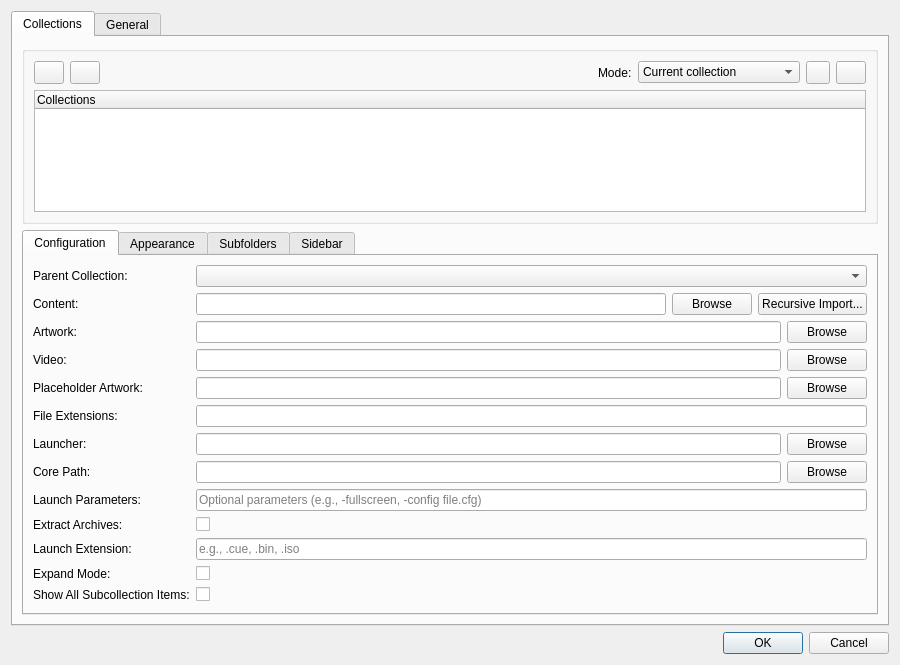
This is src/ui/dialogs/settingsdialog.ui in EtherAura/Kartend as Qt 5 draws it before an edit. The edited form follows.
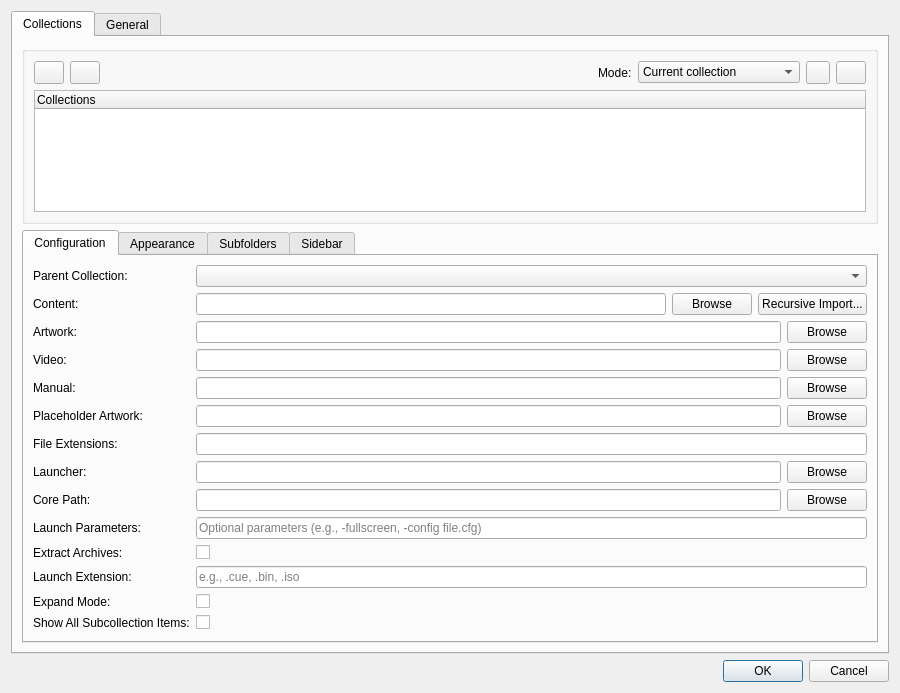
This is the edited form. Icons and pictures are not drawn.

Commit message: feat(metadata): per-item manual link support (Kartend-9jdv)

What changed in the file:
```diff
--- a/src/ui/dialogs/settingsdialog.ui
+++ b/src/ui/dialogs/settingsdialog.ui
@@ -287,13 +287,38 @@
               </layout>
              </item>
               <item row="4" column="0">
+              <widget class="QLabel" name="label_manualDir">
+               <property name="text">
+                <string>Manual:</string>
+               </property>
+              </widget>
+             </item>
+             <item row="4" column="1">
+              <layout class="QHBoxLayout" name="manualDirLayout">
+               <item>
+                <widget class="QLineEdit" name="manualDirLineEdit">
+                 <property name="toolTip">
+                  <string>Directory containing per-item manual files (PDF, EPUB, TXT, etc.). Files are matched by base name (e.g. SuperMario.pdf for SuperMario.smc). Per-item overrides can be set via the right-click menu.</string>
+                 </property>
+                </widget>
+               </item>
+               <item>
+                <widget class="QPushButton" name="browseManualDirButton">
+                 <property name="text">
+                  <string>Browse</string>
+                 </property>
+                </widget>
+               </item>
+              </layout>
+             </item>
+              <item row="5" column="0">
               <widget class="QLabel" name="label_placeholderArtwork">
                <property name="text">
                 <string>Placeholder Artwork:</string>
                </property>
               </widget>
              </item>
-             <item row="4" column="1">
+             <item row="5" column="1">
               <layout class="QHBoxLayout" name="placeholderArtworkLayout">
                <item>
                 <widget class="QLineEdit" name="placeholderArtworkLineEdit">
@@ -311,28 +336,28 @@
                </item>
               </layout>
              </item>
-             <item row="5" column="0">
+             <item row="6" column="0">
               <widget class="QLabel" name="label_fileExtensions">
                <property name="text">
                 <string>File Extensions:</string>
                </property>
               </widget>
              </item>
-             <item row="5" column="1">
+             <item row="6" column="1">
               <widget class="QLineEdit" name="fileExtensionsLineEdit">
                <property name="toolTip">
                 <string>Comma-separated list of file extensions to include</string>
                </property>
               </widget>
              </item>
-             <item row="6" column="0">
+             <item row="7" column="0">
               <widget class="QLabel" name="label_launcher">
                <property name="text">
                 <string>Launcher:</string>
                </property>
               </widget>
              </item>
-             <item row="6" column="1">
+             <item row="7" column="1">
               <layout class="QHBoxLayout" name="launcherLayout">
                <item>
                 <widget class="QLineEdit" name="launcherLineEdit"/>
@@ -346,14 +371,14 @@
                </item>
               </layout>
              </item>
-             <item row="7" column="0">
+             <item row="8" column="0">
               <widget class="QLabel" name="label_core">
                <property name="text">
                 <string>Core Path:</string>
                </property>
               </widget>
              </item>
-             <item row="7" column="1">
+             <item row="8" column="1">
               <layout class="QHBoxLayout" name="coreLayout">
                <item>
                 <widget class="QLineEdit" name="coreLineEdit">
@@ -371,14 +396,14 @@
                </item>
               </layout>
              </item>
-             <item row="8" column="0">
+             <item row="9" column="0">
               <widget class="QLabel" name="label_launchParams">
                <property name="text">
                 <string>Launch Parameters:</string>
                </property>
               </widget>
              </item>
-             <item row="8" column="1">
+             <item row="9" column="1">
               <widget class="QLineEdit" name="launchParamsLineEdit">
                <property name="toolTip">
                 <string>Additional command-line parameters for the launcher</string>
@@ -388,14 +413,14 @@
                </property>
               </widget>
              </item>
-             <item row="9" column="0">
+             <item row="10" column="0">
               <widget class="QLabel" name="label_extractArchives">
                <property name="text">
                 <string>Extract Archives:</string>
                </property>
               </widget>
              </item>
-             <item row="9" column="1">
+             <item row="10" column="1">
               <widget class="QCheckBox" name="extractArchivesCheckBox">
                <property name="toolTip">
                 <string>Extract archived content to a temporary directory before launching (for cores that don't support zipped content)</string>
@@ -408,14 +433,14 @@
                </property>
               </widget>
              </item>
-             <item row="10" column="0">
+             <item row="11" column="0">
               <widget class="QLabel" name="label_extractedExtension">
                <property name="text">
                 <string>Launch Extension:</string>
                </property>
               </widget>
              </item>
-             <item row="10" column="1">
+             <item row="11" column="1">
               <widget class="QLineEdit" name="extractedExtensionLineEdit">
                <property name="toolTip">
                 <string>File extension to launch from extracted archive (e.g., .cue, .bin, .iso)</string>
@@ -425,14 +450,14 @@
                </property>
               </widget>
              </item>
-             <item row="11" column="0">
+             <item row="12" column="0">
               <widget class="QLabel" name="label_expandMode">
                <property name="text">
                 <string>Expand Mode:</string>
                </property>
               </widget>
              </item>
-             <item row="11" column="1">
+             <item row="12" column="1">
               <widget class="QCheckBox" name="expandModeCheckBox">
                <property name="toolTip">
                 <string>Two-stage activation: first double-click or Enter expands the artwork preview; a second activation on the same item launches it.</string>
@@ -445,14 +470,14 @@
                </property>
               </widget>
              </item>
-             <item row="12" column="0">
+             <item row="13" column="0">
               <widget class="QLabel" name="label_showAllSubcollectionItems">
                <property name="text">
                 <string>Show All Subcollection Items:</string>
                </property>
               </widget>
              </item>
-             <item row="12" column="1">
+             <item row="13" column="1">
               <widget class="QCheckBox" name="showAllSubcollectionItemsCheckBox">
                <property name="toolTip">
                 <string>Mix items from subcollections with parent collection items, sorted alphabetically</string>
```
The commit also changes 17 other files.
